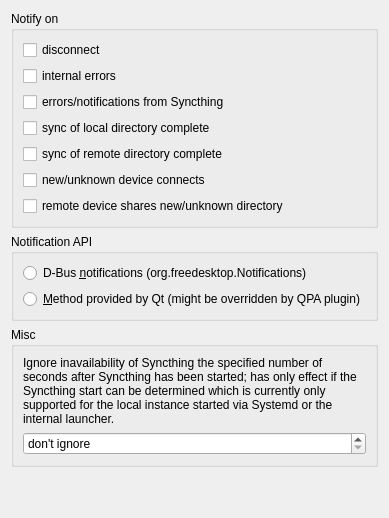
The window that widgets/settings/notificationsoptionpage.ui (Martchus/syncthingtray) describes before a commit, drawn with Qt 5.
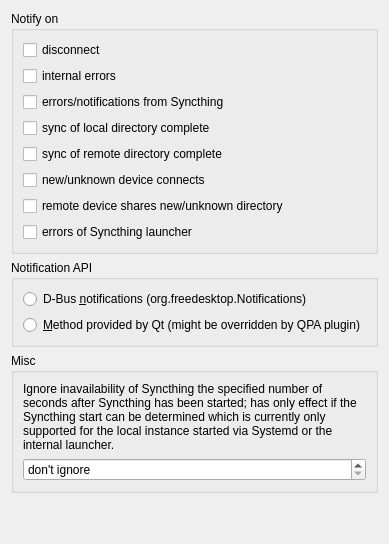
The same window after the commit. Icons and pictures are not drawn.

Commit message: Show notifications about launcher errors

The edit to the form file:
```diff
--- a/widgets/settings/notificationsoptionpage.ui
+++ b/widgets/settings/notificationsoptionpage.ui
@@ -65,6 +65,13 @@
         </property>
        </widget>
       </item>
+      <item>
+       <widget class="QCheckBox" name="notifyOnLauncherErrorsCheckBox">
+        <property name="text">
+         <string>errors of Syncthing launcher</string>
+        </property>
+       </widget>
+      </item>
      </layout>
     </widget>
    </item>
```
The commit also changes 8 other files.
